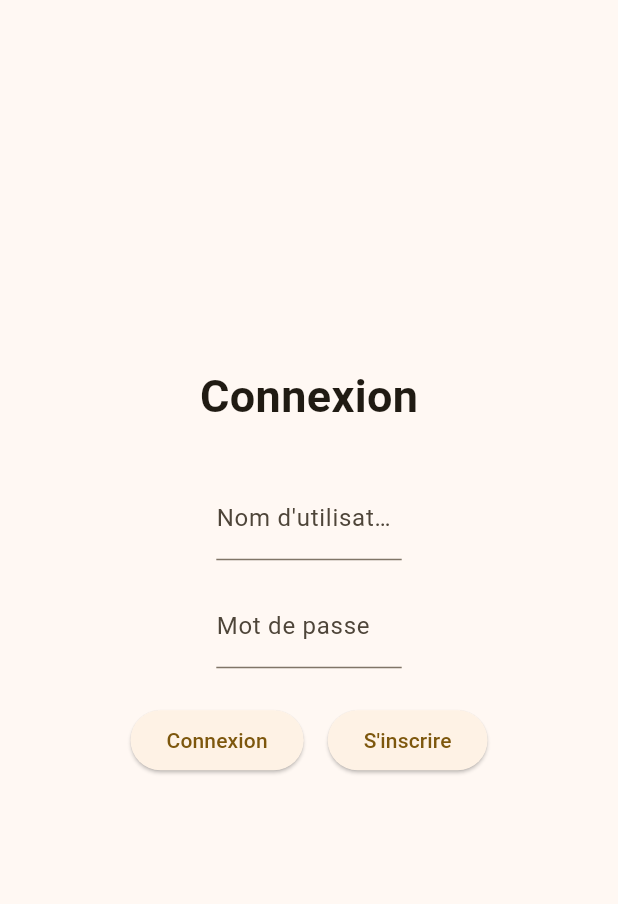
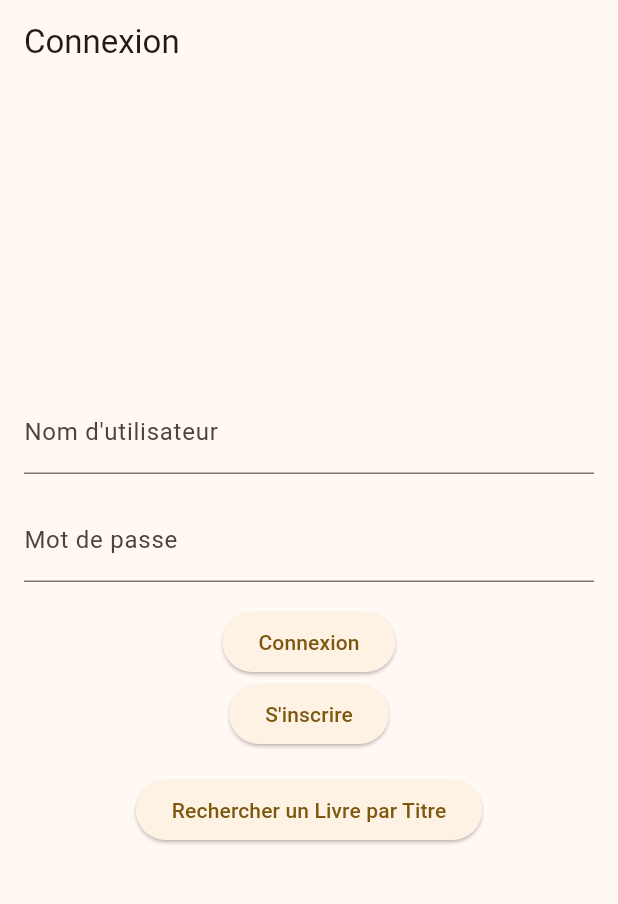
Before and after one commit to HugoM38/Bibliz, a Flutter app: the screen it shows after launch, on a phone screen of 412 x 824 dp, the part 84-988 px from its top. Run offline on Flutter 3.47's test engine with Material 2 defaults, Android fonts, the phone set to English and light mode, and no system bars; our stand-ins replace cloud_firestore, firebase_core, firebase_storage, image_picker, shared_preferences; accounts and stored records are empty; generated files the repository leaves out were written again.

```diff
--- a/lib/main.dart
+++ b/lib/main.dart
@@ -52,7 +52,12 @@ class _MainPageState extends State<MainPage> {
   @override
   Widget build(BuildContext context) {
     return Scaffold(
-        body:
-            widget.currentUser != null ? const HomePage() : const SigninPage());
+
+        appBar: AppBar(
+          backgroundColor: Theme.of(context).colorScheme.inversePrimary,
+          title: const Text("Bibliz"),
+        ),
+
+        body: widget.currentUser != null ? const HomePage() : const SigninPage());
   }
 }
--- a/lib/ui/account/signin.dart
+++ b/lib/ui/account/signin.dart
@@ -7,6 +7,7 @@ import 'package:bibliz/utils/sharedprefs.dart';
 import 'package:crypto/crypto.dart';
 import 'package:flutter/material.dart';
 
+import '../../database/books/book.dart';
 import '../../database/books/books_query.dart';
 
 class SigninPage extends StatefulWidget {
@@ -26,52 +27,32 @@ class _SigninPageState extends State<SigninPage> {
   Widget build(BuildContext context) {
     return Scaffold(
       appBar: AppBar(
-        backgroundColor: Theme.of(context).colorScheme.inversePrimary,
-        title: const Text("Bibliz"),
+        title: const Text('Connexion'),
       ),
       body: Padding(
         padding: const EdgeInsets.all(16.0),
         child: Column(
           mainAxisAlignment: MainAxisAlignment.center,
           children: [
-            const Text(
-              "Connexion",
-              style: TextStyle(fontSize: 30, fontWeight: FontWeight.bold),
-            ),
-            const SizedBox(height: 32.0),
-            SizedBox(
-              width: MediaQuery.of(context).size.width * 0.3,
-              child: TextField(
+            TextField(
               controller: _usernameController,
-                decoration:
-                    const InputDecoration(labelText: "Nom d'utilisateur"),
-              ),
+              decoration: const InputDecoration(labelText: "Nom d'utilisateur"),
             ),
             const SizedBox(height: 16.0),
-            SizedBox(
-              width: MediaQuery.of(context).size.width * 0.3,
-              child: TextField(
+            TextField(
               controller: _passwordController,
               decoration: const InputDecoration(labelText: 'Mot de passe'),
               obscureText: true,
             ),
-            ),
             const SizedBox(height: 16.0),
-            Row(
-              mainAxisAlignment: MainAxisAlignment.center,
-              children: [
-                Padding(
-                  padding: const EdgeInsets.all(8.0),
-                  child: ElevatedButton(
+            ElevatedButton(
               onPressed: () {
                 // Ajoutez ici la logique de vérification du login
                 String username = _usernameController.text;
                 String password = sha256
                     .convert(utf8.encode(_passwordController.text))
                     .toString();
-                      UserQuery()
-                          .signin(username, password)
-                          .then((value) async {
+                UserQuery().signin(username, password).then((value) async {
                   await SharedPrefs().setCurrentUser(username);
                   if (context.mounted) {
                     Navigator.pushReplacement(
@@ -90,21 +71,31 @@ class _SigninPageState extends State<SigninPage> {
               },
               child: const Text('Connexion'),
             ),
-                ),
-                Padding(
-                  padding: const EdgeInsets.all(8.0),
-                  child: ElevatedButton(
+            ElevatedButton(
               onPressed: () {
-                      Navigator.push(
+                Navigator.pushReplacement(
                     context,
                     MaterialPageRoute(
                         builder: (context) => const SignUpPage()));
               },
               child: const Text("S'inscrire"),
             ),
+            const SizedBox(height: 16.0),
+            ElevatedButton(
+              onPressed: () async {
+                String titleToSearch =
+                    "Exemple de Titre"; // Remplacez par le titre à rechercher
+                Book? book = await bookQuery.getBookByTitle(titleToSearch);
+
+                if (book != null) {
+                  print("Livre trouvé: ${book.title}");
+                  // Vous pouvez aussi afficher les détails du livre ici ou sur une nouvelle page
+                } else {
+                  print("Aucun livre trouvé avec ce titre");
+                }
+              },
+              child: const Text("Rechercher un Livre par Titre"),
             ),
-              ],
-            )
           ],
         ),
       ),
--- a/lib/utils/sharedprefs.dart
+++ b/lib/utils/sharedprefs.dart
@@ -1,3 +1,4 @@
+import 'package:flutter/cupertino.dart';
 import 'package:shared_preferences/shared_preferences.dart';
 
 class SharedPrefs {
@@ -16,7 +17,7 @@ class SharedPrefs {
     prefs = await SharedPreferences.getInstance();
   }
 
-  Future<String?> getCurrentUser() async {
+  String? getCurrentUser() {
     return prefs.getString(_userKey);
   }
 
```
Also changed, not shown: lib/database/users/users_query.dart (+64 -0 lines), lib/ui/account/signup.dart (+5 -41 lines), lib/ui/administrator/administrator.dart (added, +159 -0 lines), lib/ui/home.dart (+10 -1 lines), pubspec.lock. Lines whose indentation alone changed are shown as unchanged.
